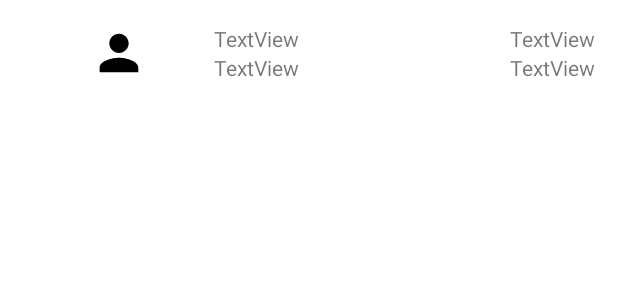
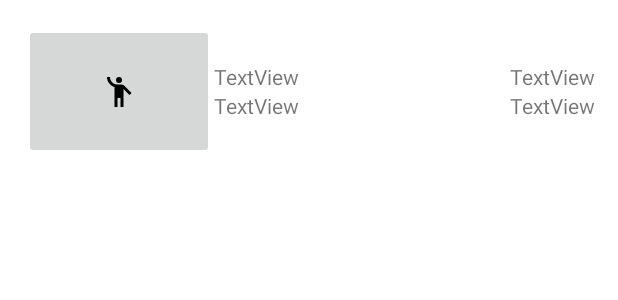
Before and after one commit to RobertGrancsa/AsmiHack, an Android app: the layout employee_layout.xml on its own in the app's theme, with its tools: preview values and no code run, on a phone screen of 412 x 824 dp. Shown: the top 300 px of the screen. Run offline under Robolectric (Android 15) with nearby library versions, the phone set to English and light mode, and no system bars.

Commit message:
ceva ceva

```diff
--- a/app/src/main/java/com/redrevorebourne/asmihack/EmployeesRecyclerView.java
+++ b/app/src/main/java/com/redrevorebourne/asmihack/EmployeesRecyclerView.java
@@ -52,7 +52,7 @@ public class EmployeesRecyclerView {
             name.setText(employee.getName());
             title.setText(employee.getPosition());
             team.setText(employee.getTeam());
-            salary.setText(employee.getSalary());
+            salary.setText(employee.getSalary() + "$");
 //
 //            Log.d(TAG, "bind: " + app.getName());
 //
--- a/app/src/main/res/layout/activity_register.xml
+++ b/app/src/main/res/layout/activity_register.xml
@@ -20,7 +20,7 @@
             android:layout_height="match_parent"
             android:contentDescription="13"
             android:layout_gravity="top"
-            android:src="@drawable/register" />
+            android:src="@drawable/register2"/>
     </LinearLayout>
 
     <LinearLayout
--- a/app/src/main/res/layout/employee_layout.xml
+++ b/app/src/main/res/layout/employee_layout.xml
@@ -9,18 +9,20 @@
     <LinearLayout
         android:layout_width="match_parent"
         android:layout_height="wrap_content"
+        android:layout_gravity="center"
         android:orientation="horizontal">
 
-        <ImageView
+        <ImageButton
             android:id="@+id/imageView2"
             android:layout_width="match_parent"
-            android:layout_height="match_parent"
+            android:layout_height="90dp"
             android:layout_weight="1"
-            tools:srcCompat="@drawable/ic_baseline_person_24" />
+            tools:srcCompat="@drawable/person_icon" />
 
         <LinearLayout
             android:layout_width="match_parent"
             android:layout_height="match_parent"
+            android:gravity="center|left"
             android:layout_weight="1"
             android:orientation="vertical">
 
@@ -41,7 +43,7 @@
             android:layout_width="match_parent"
             android:layout_height="match_parent"
             android:layout_weight="1"
-            android:gravity="right"
+            android:gravity="center|right"
             android:orientation="vertical">
 
             <TextView
--- a/app/src/main/res/layout/start_image_layout.xml
+++ b/app/src/main/res/layout/start_image_layout.xml
@@ -7,13 +7,13 @@
     android:layout_height="wrap_content"
     android:id="@+id/backgroundApp"
     android:orientation="vertical"
-    android:paddingLeft="32dp"
-    android:paddingRight="32dp">
+    android:padding="25dp"
+    android:layout_marginLeft="20dp">
 
     <ImageView
         android:id="@+id/appImage"
         android:layout_width="100dp"
-        android:layout_height="200dp"
+        android:layout_height="70dp"
         android:layout_marginTop="20dp"
         android:src="@drawable/app1"/>
 
```
Also changed, not shown: app/src/main/res/drawable-v24/register2.jpeg (added).
